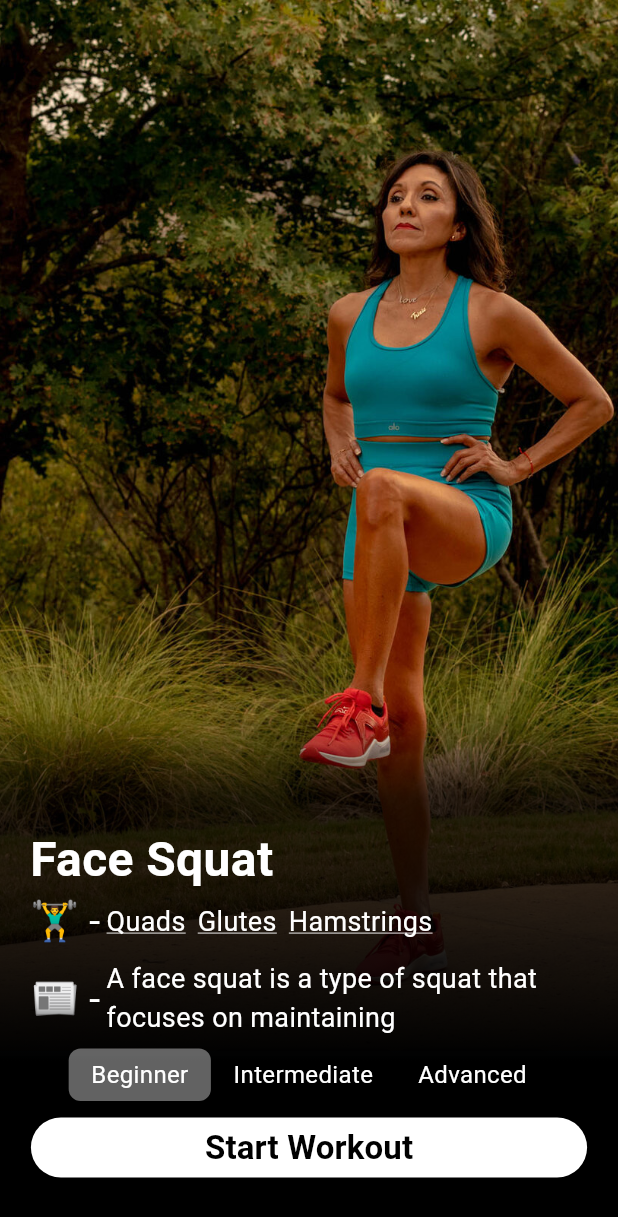
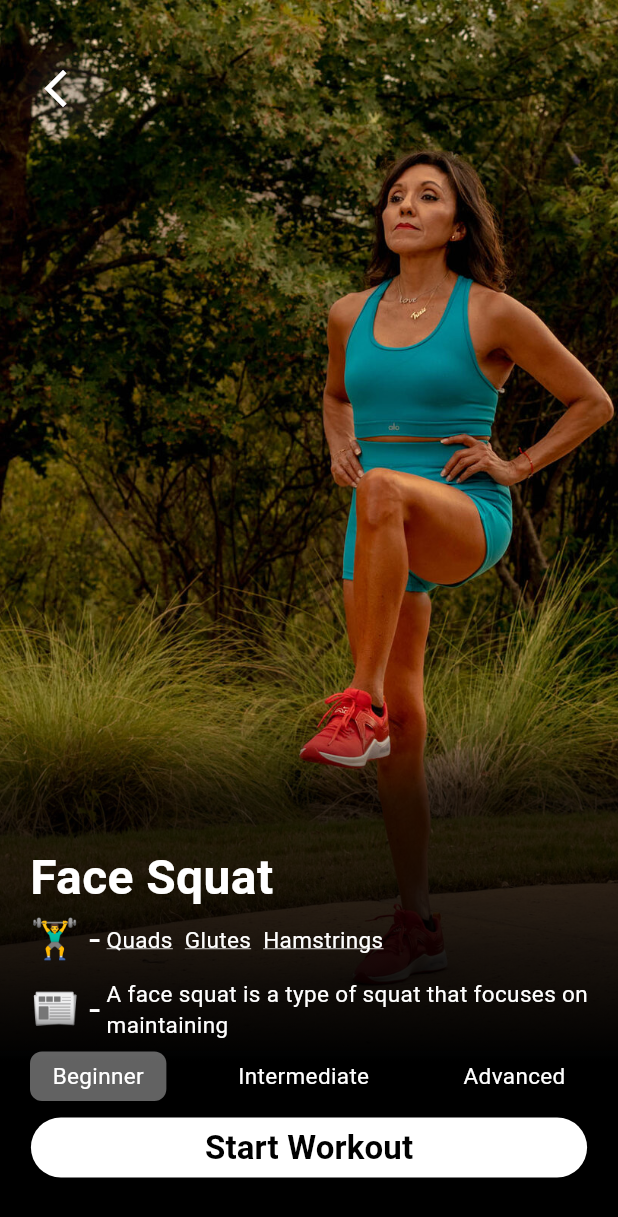
Before and after one commit to Usukhbayar04/exercise_counter, a Flutter app: the HomeScreen screen opened directly, after a tap on "Face Squat", on a phone screen of 412 x 824 dp. Shown: the top 1217 px of the screen. Run offline on Flutter 3.47's test engine with Material 3 defaults, Android fonts, the phone set to English and light mode, and no system bars; our stand-ins replace permission_handler, webview_flutter; missing offline and left inert: webview_flutter_android, webview_flutter_wkwebview.

Commit message:
added back button to the exercise screen and pose tracker screen front camera permission req

```diff
--- a/lib/main.dart
+++ b/lib/main.dart
@@ -26,7 +26,7 @@ class MyApp extends StatelessWidget {
         primaryColor: const Color(0xFF000000),
         secondaryHeaderColor: const Color(0xFF000000),
         useMaterial3: true,
-        scaffoldBackgroundColor: const Color.fromARGB(171, 132, 197, 235),
+        scaffoldBackgroundColor: const Color(0xFF36454F),
       ),
       debugShowCheckedModeBanner: false,
       home: const StartScreen(),
--- a/lib/screens/exercise_screen.dart
+++ b/lib/screens/exercise_screen.dart
@@ -23,16 +23,6 @@ class _ExerciseScreenState extends State<ExerciseScreen> {
 
     return Scaffold(
       backgroundColor: const Color.fromARGB(171, 132, 197, 235),
-      // appBar: AppBar(
-      //   title: const Text(
-      //     'Exercise Screen',
-      //     style: TextStyle(
-      //       fontWeight: FontWeight.w500,
-      //     ),
-      //   ),
-      //   backgroundColor: const Color.fromARGB(176, 150, 197, 224),
-      //   foregroundColor: Colors.white,
-      // ),
       body: Center(
         child: Stack(
           children: [
@@ -41,6 +31,37 @@ class _ExerciseScreenState extends State<ExerciseScreen> {
               width: width,
               height: height,
               fit: BoxFit.cover,
+            ),
+            Positioned(
+              top: height * 0.05,
+              left: width * 0.05,
+              child: Container(
+                decoration: BoxDecoration(
+                  borderRadius: BorderRadius.circular(30),
+                  boxShadow: [
+                    BoxShadow(
+                      color: const Color.fromARGB(255, 48, 46, 46)
+                          .withOpacity(0.3),
+                      spreadRadius: 2,
+                      blurRadius: 10,
+                      offset: const Offset(0, 3),
+                    ),
+                  ],
+                ),
+                child: Material(
+                  color: Colors.transparent,
+                  child: IconButton(
+                    onPressed: () {
+                      Navigator.pop(context);
+                    },
+                    icon: const Icon(
+                      Icons.arrow_back_ios,
+                      size: 30,
+                      color: Colors.white,
+                    ),
+                  ),
+                ),
+              ),
             ),
             Align(
               alignment: Alignment.bottomCenter,
@@ -105,7 +126,7 @@ class _ExerciseScreenState extends State<ExerciseScreen> {
                                       child: Text(
                                         muscle,
                                         style: const TextStyle(
-                                          fontSize: 18,
+                                          fontSize: 15,
                                           fontWeight: FontWeight.w400,
                                           color: Colors.white,
                                           decoration: TextDecoration.underline,
@@ -135,7 +156,7 @@ class _ExerciseScreenState extends State<ExerciseScreen> {
                                         : words.take(12).join(' ') +
                                             (showSeeAllButton ? '...' : ''),
                                     style: const TextStyle(
-                                      fontSize: 18,
+                                      fontSize: 15,
                                       fontWeight: FontWeight.w400,
                                       color: Colors.white,
                                     ),
@@ -145,7 +166,7 @@ class _ExerciseScreenState extends State<ExerciseScreen> {
                             ),
                             SizedBox(height: height * 0.01),
                             Row(
-                              mainAxisAlignment: MainAxisAlignment.center,
+                              mainAxisAlignment: MainAxisAlignment.spaceBetween,
                               children: [
                                 for (String level in [
                                   'Beginner',
@@ -167,7 +188,7 @@ class _ExerciseScreenState extends State<ExerciseScreen> {
                                     child: Text(
                                       level,
                                       style: const TextStyle(
-                                        fontSize: 16,
+                                        fontSize: 15,
                                         fontWeight: FontWeight.w400,
                                         color: Colors.white,
                                       ),
@@ -212,7 +233,7 @@ class _ExerciseScreenState extends State<ExerciseScreen> {
             ),
             if (showSeeAllButton && !_showFullText)
               Positioned(
-                bottom: height * 0.16,
+                bottom: height * 0.169,
                 right: width * 0.04,
                 child: TextButton(
                   onPressed: () {
--- a/lib/screens/home_screen.dart
+++ b/lib/screens/home_screen.dart
@@ -130,7 +130,6 @@ class HomeScreen extends StatelessWidget {
                           fontSize: 18,
                         ),
                       ),
-                      SizedBox(height: 5),
                       Text(
                         'Usukhbayar Ganchuluun',
                         style: TextStyle(
```
Also changed, not shown: lib/screens/poseTracker.dart (+78 -76 lines).
